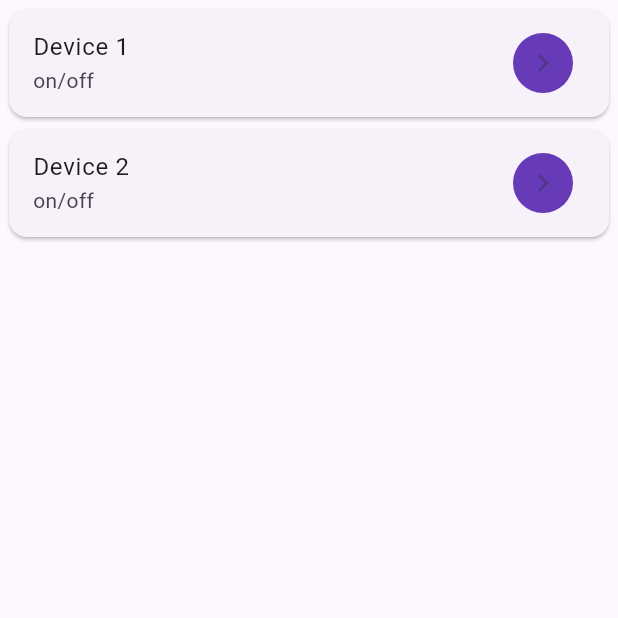
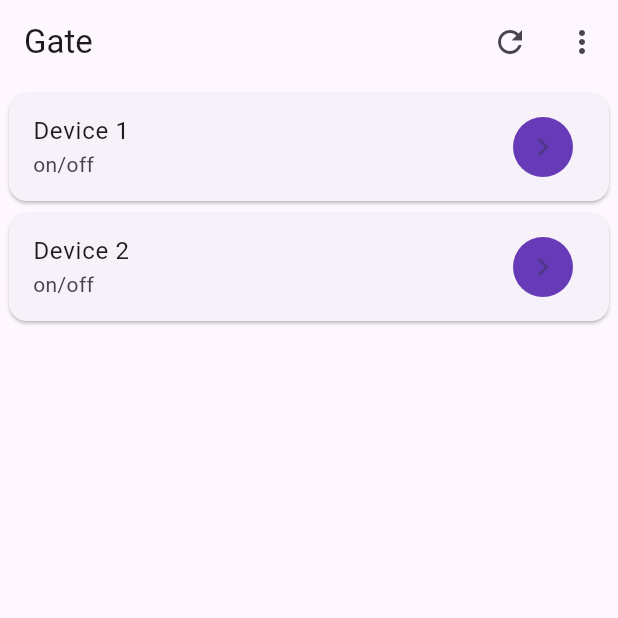
Before and after one commit to ndomx/Gate, a Flutter app: the screen it shows after launch, on a phone screen of 412 x 824 dp, the top half of it. Run offline on Flutter 3.47's test engine with Material 3 defaults, Android fonts, the phone set to English and light mode, and no system bars; our stand-ins replace flutter_dotenv, flutter_secure_storage, local_auth, package_info_plus, shared_preferences.

Commit message:
create nodes controller

```diff
--- a/clients/flutter_client/lib/main.dart
+++ b/clients/flutter_client/lib/main.dart
@@ -1,11 +1,17 @@
 import 'package:flutter/material.dart';
+import 'package:flutter_client/src/controllers/nodes_controller.dart';
 import 'package:flutter_client/src/controllers/settings_controller.dart';
 import 'package:flutter_client/src/gate_app.dart';
+import 'package:flutter_client/src/models/access_status.dart';
 import 'package:flutter_client/src/models/nodes/node.dart';
+import 'package:flutter_client/src/models/nodes/node_with_status.dart';
+import 'package:flutter_client/src/screens/nodes_screen.dart';
 import 'package:flutter_client/src/services/settings_service.dart';
-import 'package:flutter_client/src/widgets/node_card.dart';
-import 'package:flutter_client/src/widgets/node_list_widget.dart';
+import 'package:flutter_client/src/widgets/nodes/node_card.dart';
+import 'package:flutter_client/src/widgets/nodes/node_list_widget.dart';
 import 'package:flutter_dotenv/flutter_dotenv.dart';
+import 'package:path/path.dart';
+import 'package:provider/provider.dart';
 
 Future main() async {
   // WidgetsFlutterBinding.ensureInitialized();
@@ -17,7 +23,10 @@ Future main() async {
   //
   // runApp(GateApp(settingsController: settingsController));
 
-  runApp(const PreviewWidget());
+  runApp(ChangeNotifierProvider(
+    create: (context) => NodesController()..fetchNodes(),
+    child: const PreviewWidget(),
+  ));
 }
 
 class PreviewWidget extends StatelessWidget {
@@ -26,23 +35,7 @@ class PreviewWidget extends StatelessWidget {
   @override
   Widget build(BuildContext context) {
     return const MaterialApp(
-      home: Scaffold(
-          body: NodeListWidget(nodes: [
-        Node(
-          id: '1',
-          name: 'device_1',
-          displayName: 'Device 1',
-          actionCode: 'on/off',
-          deviceId: '23847',
-        ),
-        Node(
-          id: '2',
-          name: 'device_2',
-          displayName: 'Device 2',
-          actionCode: 'on/off',
-          deviceId: '23847',
-        ),
-      ])),
+      home: NodesScreen(),
     );
   }
 }
--- /dev/null
+++ b/clients/flutter_client/lib/src/screens/base_screen.dart
@@ -0,0 +1,3 @@
+abstract class BaseScreen {
+  String get path;
+}
--- /dev/null
+++ b/clients/flutter_client/lib/src/screens/nodes_screen.dart
@@ -0,0 +1,46 @@
+import 'package:flutter/material.dart';
+import 'package:flutter_client/src/controllers/nodes_controller.dart';
+import 'package:flutter_client/src/screens/base_screen.dart';
+import 'package:flutter_client/src/widgets/common/main_menu_button.dart';
+import 'package:flutter_client/src/widgets/home_empty_view.dart';
+import 'package:flutter_client/src/widgets/nodes/node_list_widget.dart';
+import 'package:provider/provider.dart';
+
+enum MenuItem { login, settings }
+
+class NodesScreen extends StatelessWidget implements BaseScreen {
+  const NodesScreen({super.key});
+
+  @override
+  String get path => '/';
+
+  @override
+  Widget build(BuildContext context) {
+    return Scaffold(
+      appBar: AppBar(
+        title: const Text('Gate'),
+        actions: [
+          IconButton(
+            onPressed: () => print('refresh'),
+            icon: const Icon(Icons.refresh),
+          ),
+          const MainMenuButton(),
+        ],
+      ),
+      body: Consumer<NodesController>(
+        // builder: (context, provider, child) => NodeListWidget(nodes: provider.nodes),
+        builder: ((context, value, child) {
+          if (value.isLoading) {
+            return const Center(child: CircularProgressIndicator(value: null,),);
+          }
+
+          if (value.nodes.isEmpty) {
+            return const HomeEmptyView(title: 'Empty', secondary: 'secondary');
+          }
+
+          return NodeListWidget(nodes: value.nodes);
+        }),
+      ),
+    );
+  }
+}
--- /dev/null
+++ b/clients/flutter_client/lib/src/widgets/common/main_menu_button.dart
@@ -0,0 +1,24 @@
+import 'package:flutter/material.dart';
+
+enum MenuItem { login, settings }
+
+class MainMenuButton extends StatelessWidget {
+  const MainMenuButton({super.key});
+
+  @override
+  Widget build(BuildContext context) {
+    return PopupMenuButton(
+      itemBuilder: (context) => const [
+        PopupMenuItem(
+          value: MenuItem.login,
+          child: Text('Login'),
+        ),
+        PopupMenuItem(
+          value: MenuItem.settings,
+          child: Text('Settings'),
+        ),
+      ],
+      onSelected: (item) => print(item),
+    );
+  }
+}
--- a/clients/flutter_client/lib/src/widgets/node_card.dart
+++ /dev/null
@@ -1,38 +0,0 @@
-import 'package:flutter/cupertino.dart';
-import 'package:flutter/material.dart';
-import 'package:flutter_client/src/models/access_status.dart';
-import 'package:flutter_client/src/models/nodes/node.dart';
-import 'package:flutter_client/src/widgets/icons/access_icon.dart';
-
-class NodeCard extends StatefulWidget {
-  const NodeCard({super.key, required this.node});
-
-  final Node node;
-
-  @override
-  State<NodeCard> createState() => _NodeCardState();
-}
-
-class _NodeCardState extends State<NodeCard> {
-  AccessStatus _status = AccessStatus.idle;
-
-  @override
-  Widget build(BuildContext context) {
-    return Center(
-      child: Card(
-        child: Column(
-          mainAxisSize: MainAxisSize.min,
-          children: [
-            ListTile(
-              title: Text(widget.node.displayName),
-              subtitle: Text(widget.node.actionCode),
-              trailing: AccessIcon(
-                status: _status,
-              ),
-            ),
-          ],
-        ),
-      ),
-    );
-  }
-}
--- /dev/null
+++ b/clients/flutter_client/lib/src/widgets/nodes/node_card.dart
@@ -0,0 +1,29 @@
+import 'package:flutter/material.dart';
+import 'package:flutter_client/src/models/nodes/node_with_status.dart';
+import 'package:flutter_client/src/widgets/nodes/access_icon.dart';
+
+class NodeCard extends StatelessWidget {
+  const NodeCard({super.key, required this.node});
+
+  final NodeWithStatus node;
+
+  @override
+  Widget build(BuildContext context) {
+    return Center(
+      child: Card(
+        child: Column(
+          mainAxisSize: MainAxisSize.min,
+          children: [
+            ListTile(
+              title: Text(node.displayName),
+              subtitle: Text(node.actionCode),
+              trailing: AccessIcon(
+                status: node.status,
+              ),
+            ),
+          ],
+        ),
+      ),
+    );
+  }
+}
--- a/clients/flutter_client/lib/src/widgets/node_list_widget.dart
+++ b/clients/flutter_client/lib/src/widgets/nodes/node_list_widget.dart
@@ -1,11 +1,11 @@
 import 'package:flutter/material.dart';
-import 'package:flutter_client/src/models/nodes/node.dart';
-import 'package:flutter_client/src/widgets/node_card.dart';
+import 'package:flutter_client/src/models/nodes/node_with_status.dart';
+import 'package:flutter_client/src/widgets/nodes/node_card.dart';
 
 class NodeListWidget extends StatelessWidget {
   const NodeListWidget({super.key, required this.nodes});
 
-  final List<Node> nodes;
+  final List<NodeWithStatus> nodes;
 
   @override
   Widget build(BuildContext context) {
--- a/clients/flutter_client/pubspec.yaml
+++ b/clients/flutter_client/pubspec.yaml
@@ -46,6 +46,7 @@ dependencies:
   url_launcher: ^6.2.1
   package_info_plus: ^4.2.0
   flutter_dotenv: ^5.1.0
+  provider: ^6.1.2
 
 dev_dependencies:
   flutter_test:
```
Also changed, not shown: clients/flutter_client/lib/src/controllers/nodes_controller.dart (+47 -4 lines), clients/flutter_client/lib/src/widgets/nodes/access_icon.dart (renamed from clients/flutter_client/lib/src/widgets/icons/access_icon.dart), clients/flutter_client/pubspec.lock.
